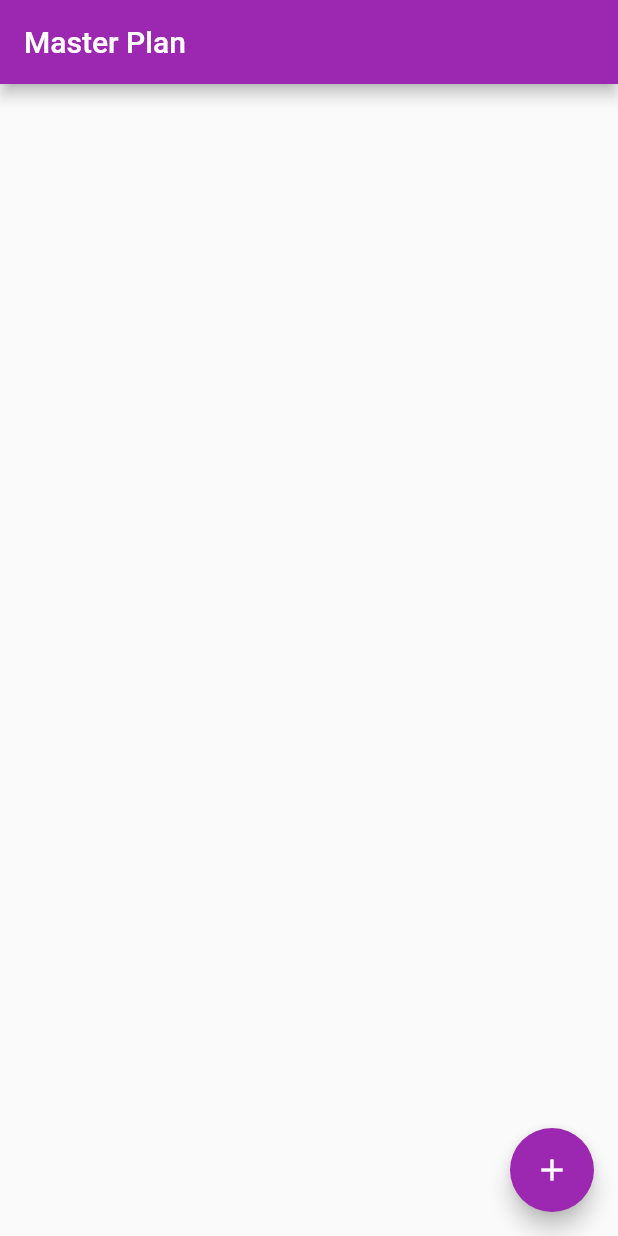
After one commit to aisivan36/Flutter_lsck_2, a Flutter app: the screen it shows after launch, on a phone screen of 412 x 824 dp. The commit adds this screen. Run offline on Flutter 3.47's test engine with Material 2 defaults, Android fonts, the phone set to English and light mode, and no system bars; missing offline and left inert: flutter_dialogs.

```diff
--- /dev/null
+++ b/lib/cookbook/basic_state_management/main_state.dart
@@ -0,0 +1,14 @@
+import 'package:flutter/material.dart';
+import 'package:lsck/cookbook/basic_state_management/views/plan_screen.dart';
+
+class MasterPlanApp extends StatelessWidget {
+  const MasterPlanApp({Key? key}) : super(key: key);
+
+  @override
+  Widget build(BuildContext context) {
+    return MaterialApp(
+      theme: ThemeData(primarySwatch: Colors.purple),
+      home: const PlanScreen(),
+    );
+  }
+}
--- /dev/null
+++ b/lib/cookbook/basic_state_management/models/data_layer.dart
@@ -0,0 +1,2 @@
+export 'plan.dart';
+export 'task.dart';
--- /dev/null
+++ b/lib/cookbook/basic_state_management/models/plan.dart
@@ -0,0 +1,7 @@
+import 'task.dart';
+
+class Plan{
+  String name = '';
+  final List<Task> tasks = [];
+
+}
--- /dev/null
+++ b/lib/cookbook/basic_state_management/models/task.dart
@@ -0,0 +1,6 @@
+class Task{
+  String description;
+  bool complete;
+
+  Task({this.complete = false, this.description = ''});
+}
--- /dev/null
+++ b/lib/cookbook/basic_state_management/views/plan_screen.dart
@@ -0,0 +1,78 @@
+import 'package:flutter/material.dart';
+import '../models/data_layer.dart';
+
+class PlanScreen extends StatefulWidget {
+  const PlanScreen({Key? key}) : super(key: key);
+
+  @override
+  _PlanScreenState createState() => _PlanScreenState();
+}
+
+class _PlanScreenState extends State<PlanScreen> {
+  late ScrollController scrollController;
+
+  final plan = Plan();
+
+  @override
+  void initState() {
+    super.initState();
+    scrollController = ScrollController()
+      ..addListener(() {
+        FocusScope.of(context).requestFocus(FocusNode());
+      });
+  }
+
+  @override
+  void dispose() {
+    scrollController.dispose();
+    super.dispose();
+  }
+
+  @override
+  Widget build(BuildContext context) {
+    return Scaffold(
+      appBar: AppBar(
+        title: const Text('Master Plan'),
+      ),
+      body: _buildList(),
+      floatingActionButton: _buildAddTaskButton(),
+    );
+  }
+
+  Widget _buildAddTaskButton() {
+    return FloatingActionButton(
+        child: const Icon(Icons.add),
+        onPressed: () {
+          setState(() {
+            plan.tasks.add(Task());
+          });
+        });
+  }
+
+  Widget _buildList() {
+    return ListView.builder(
+        controller: scrollController,
+        itemCount: plan.tasks.length,
+        itemBuilder: (context, index) => _buildTaskTile(plan.tasks[index]));
+  }
+
+  Widget _buildTaskTile(Task task) {
+    return ListTile(
+      leading: Checkbox(
+        value: task.complete,
+        onChanged: (selected) {
+          setState(() {
+            task.complete = selected!;
+          });
+        },
+      ),
+      title: TextField(
+        onChanged: (text) {
+          setState(() {
+            task.description = text;
+          });
+        },
+      ),
+    );
+  }
+}
--- a/lib/first/the_first.dart
+++ b/lib/first/the_first.dart
@@ -111,7 +111,7 @@ class TheFirst extends StatelessWidget {
 
     return Scaffold(
       appBar: AppBar(
-        title: Text("Flutter layout demo"),
+        title: const Text("Flutter layout demo"),
       ),
       body: Center(
         child: Container(
@@ -207,6 +207,7 @@ class TheFirst extends StatelessWidget {
 
   List<Container> _buildGridTileList(int count) => List.generate(
       count,
+      // ignore: avoid_unnecessary_containers
       (index) => Container(
             child: Image.asset('images/pic$index.png'),
           ));
--- a/pubspec.yaml
+++ b/pubspec.yaml
@@ -30,6 +30,7 @@ dependencies:
   flutter_dialogs: ^2.1.0
 
 dev_dependencies:
+  flutter_lints: ^1.0.4
   flutter_test:
     sdk: flutter
 
```
Also changed, not shown: analysis_options.yaml (added, +28 -0 lines), lib/codelabs/build_ui.dart (+11 -9 lines), lib/cookbook/ch5/stopwatch/login_screen.dart (+38 -27 lines), lib/cookbook/ch5/stopwatch/mainstopwatch.dart (+7 -1 lines), lib/cookbook/ch5/stopwatch/platform_alert.dart (added, +53 -0 lines), lib/cookbook/ch5/stopwatch/stopwatchapp.dart (+82 -64 lines), lib/main.dart (+6 -5 lines), lib/max_courses/home.dart (+4 -4 lines), lib/testing/dialogs/dialog.dart (+21 -21 lines), pubspec.lock, 2 other files.
